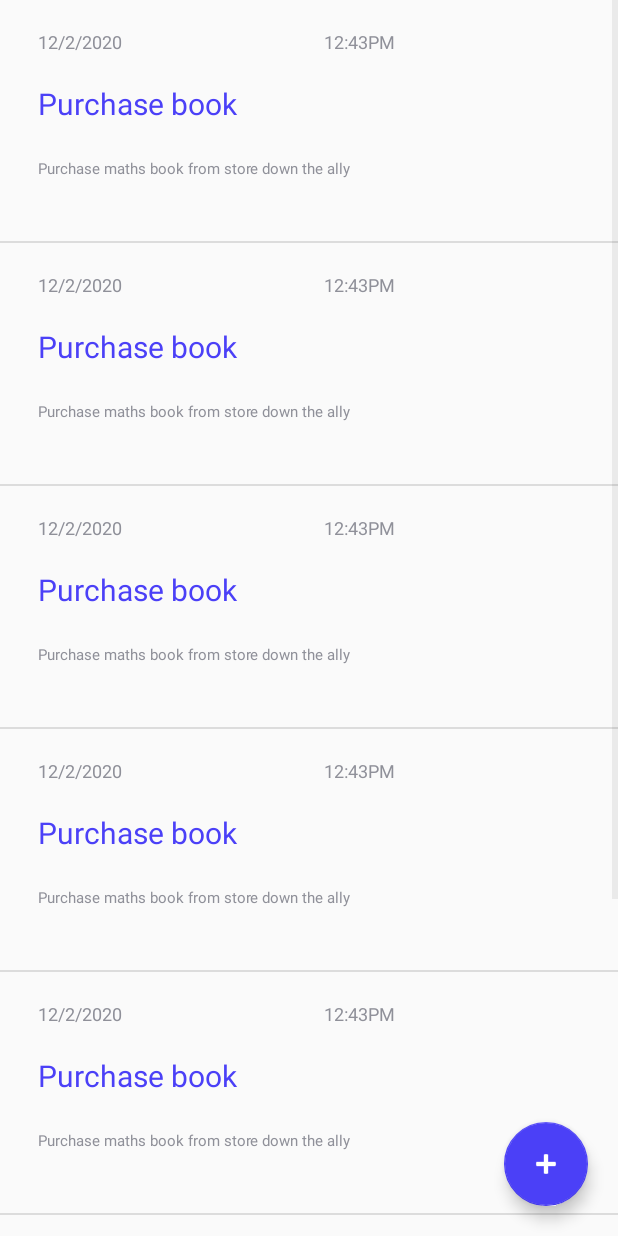
After one commit to riotgage/Student-DigiAssist, an Android app: the Reminders screen opened directly, with no data from a screen before it, on a phone screen of 412 x 824 dp. The commit adds this screen. Run offline under Robolectric (Android 15) with nearby library versions, the phone set to English and light mode, and no system bars.

Commit message:
Completed Reminder Page ,Add reminder Activity Still remaining

```diff
--- a/app/src/main/java/com/example/student_digiassist/MainActivity.java
+++ b/app/src/main/java/com/example/student_digiassist/MainActivity.java
@@ -8,16 +8,37 @@ import android.os.Bundle;
 import android.view.View;
 
 import com.example.student_digiassist.competition.Alerts;
+import com.example.student_digiassist.reminder.Reminders;
 
 
 public class MainActivity extends AppCompatActivity {
 
 
+    CardView Alerts;
+    CardView reminders;
     @Override
     protected void onCreate(Bundle savedInstanceState) {
         super.onCreate(savedInstanceState);
         setContentView(R.layout.activity_main);
+        Alerts=findViewById(R.id.alerts);
+        reminders=findViewById(R.id.reminder);
+        Alerts.setOnClickListener(new View.OnClickListener() {
+            @Override
+            public void onClick(View view) {
+                startActivity(new Intent(MainActivity.this,Alerts.class));
+            }
+        });
+        reminders.setOnClickListener(new View.OnClickListener() {
+            @Override
+            public void onClick(View view) {
+                startActivity(new Intent(MainActivity.this, Reminders.class));
+
+            }
+        });
+
+
     }
+
 
     public void notesScreen(View view) {
         startActivity(new Intent(MainActivity.this, notes.class));
--- /dev/null
+++ b/app/src/main/java/com/example/student_digiassist/reminder/ReminderAdapter.java
@@ -0,0 +1,64 @@
+package com.example.student_digiassist.reminder;
+
+import android.content.Context;
+import android.view.LayoutInflater;
+import android.view.View;
+import android.view.ViewGroup;
+import android.widget.ArrayAdapter;
+import android.widget.ListView;
+import android.widget.TextView;
+
+import com.example.student_digiassist.R;
+
+import org.w3c.dom.Text;
+
+import java.util.ArrayList;
+
+class ReminderAdapter extends ArrayAdapter<reminderModel> {
+
+    private Context mcontext;
+    ArrayList<reminderModel> reminderList;
+
+    private static class ViewHolder{
+        TextView date;
+        TextView title;
+        TextView desc;
+        TextView time;
+    }
+    public ReminderAdapter(Context mcontext, ArrayList<reminderModel> reminderList) {
+        super(mcontext, R.layout.row_item,reminderList);
+        this.mcontext = mcontext;
+        this.reminderList = reminderList;
+    }
+
+    @Override
+    public View getView(int position, View convertView, ViewGroup parent) {
+        reminderModel dataModel = getItem(position);
+        ViewHolder viewHolder;
+
+        final View result;
+
+        if (convertView == null) {
+
+            viewHolder = new ViewHolder();
+            LayoutInflater inflater = LayoutInflater.from(getContext());
+            convertView = inflater.inflate(R.layout.row_item, parent, false);
+            viewHolder.title = convertView.findViewById(R.id.title);
+            viewHolder.date = convertView.findViewById(R.id.date);
+            viewHolder.desc = convertView.findViewById(R.id.description);
+            viewHolder.time=convertView.findViewById(R.id.time);
+            result=convertView;
+
+            convertView.setTag(viewHolder);
+        } else {
+            viewHolder = (ViewHolder) convertView.getTag();
+            result=convertView;
+        }
+
+        viewHolder.title.setText(dataModel.getTitle());
+        viewHolder.date.setText(dataModel.getDate());
+        viewHolder.desc.setText(dataModel.getDesc());
+        viewHolder.time.setText(dataModel.getTime());
+        return convertView;
+    }
+}
--- /dev/null
+++ b/app/src/main/java/com/example/student_digiassist/reminder/Reminders.java
@@ -0,0 +1,50 @@
+package com.example.student_digiassist.reminder;
+import androidx.appcompat.app.AppCompatActivity;
+
+import android.content.Intent;
+import android.os.Bundle;
+import android.view.View;
+import android.widget.ListView;
+
+import com.example.student_digiassist.R;
+import com.google.android.material.floatingactionbutton.FloatingActionButton;
+
+import java.util.ArrayList;
+
+public class Reminders extends AppCompatActivity {
+
+    ArrayList<reminderModel> reminderList;
+    ListView listView;
+    private static ReminderAdapter adapter;
+    FloatingActionButton add_reminder;
+    @Override
+    protected void onCreate(Bundle savedInstanceState) {
+        super.onCreate(savedInstanceState);
+        setContentView(R.layout.activity_reminders);
+
+        reminderList=new ArrayList<>();
+        reminderList.add(new reminderModel("12/2/2020","Purchase book","Purchase maths book from store down the ally","12:43PM"));
+        reminderList.add(new reminderModel("12/2/2020","Purchase book","Purchase maths book from store down the ally","12:43PM"));
+        reminderList.add(new reminderModel("12/2/2020","Purchase book","Purchase maths book from store down the ally","12:43PM"));
+        reminderList.add(new reminderModel("12/2/2020","Purchase book","Purchase maths book from store down the ally","12:43PM"));
+        reminderList.add(new reminderModel("12/2/2020","Purchase book","Purchase maths book from store down the ally","12:43PM"));
+        reminderList.add(new reminderModel("12/2/2020","Purchase book","Purchase maths book from store down the ally","12:43PM"));
+        reminderList.add(new reminderModel("12/2/2020","Purchase book","Purchase maths book from store down the ally","12:43PM"));
+
+        listView=findViewById(R.id.list);
+        add_reminder=findViewById(R.id.add_reminder);
+
+        adapter=new ReminderAdapter(getApplicationContext(),reminderList);
+        listView.setAdapter(adapter);
+
+        adapter.notifyDataSetChanged();
+
+        add_reminder.setOnClickListener(new View.OnClickListener() {
+            @Override
+            public void onClick(View view) {
+                startActivity(new Intent(Reminders.this, SetReminder.class));
+
+            }
+        });
+    }
+}
--- /dev/null
+++ b/app/src/main/java/com/example/student_digiassist/reminder/SetReminder.java
@@ -0,0 +1,16 @@
+package com.example.student_digiassist.reminder;
+
+import androidx.appcompat.app.AppCompatActivity;
+
+import android.os.Bundle;
+
+import com.example.student_digiassist.R;
+
+public class SetReminder extends AppCompatActivity {
+
+    @Override
+    protected void onCreate(Bundle savedInstanceState) {
+        super.onCreate(savedInstanceState);
+        setContentView(R.layout.set_reminder);
+    }
+}
--- /dev/null
+++ b/app/src/main/java/com/example/student_digiassist/reminder/reminderModel.java
@@ -0,0 +1,50 @@
+package com.example.student_digiassist.reminder;
+
+public class reminderModel {
+    String date;
+    String Title;
+    String desc;
+    String time;
+
+    public String getTime() {
+        return time;
+    }
+
+    public void setTime(String time) {
+        this.time = time;
+    }
+
+    public reminderModel() {
+    }
+
+    public reminderModel(String date, String title, String desc,String time) {
+        this.date = date;
+        Title = title;
+        this.desc = desc;
+        this.time=time;
+    }
+
+    public String getDate() {
+        return date;
+    }
+
+    public void setDate(String date) {
+        this.date = date;
+    }
+
+    public String getTitle() {
+        return Title;
+    }
+
+    public void setTitle(String title) {
+        Title = title;
+    }
+
+    public String getDesc() {
+        return desc;
+    }
+
+    public void setDesc(String desc) {
+        this.desc = desc;
+    }
+}
--- /dev/null
+++ b/app/src/main/res/layout/activity_add_reminder.xml
@@ -0,0 +1,9 @@
+<?xml version="1.0" encoding="utf-8"?>
+<androidx.constraintlayout.widget.ConstraintLayout xmlns:android="http://schemas.android.com/apk/res/android"
+    xmlns:app="http://schemas.android.com/apk/res-auto"
+    xmlns:tools="http://schemas.android.com/tools"
+    android:layout_width="match_parent"
+    android:layout_height="match_parent"
+    tools:context=".reminder.SetReminder">
+
+</androidx.constraintlayout.widget.ConstraintLayout>
--- a/app/src/main/res/layout/activity_alerts.xml
+++ b/app/src/main/res/layout/activity_alerts.xml
@@ -2,6 +2,7 @@
 <RelativeLayout
     xmlns:android="http://schemas.android.com/apk/res/android" android:layout_width="match_parent"
     android:layout_height="match_parent">
+
 
     <androidx.recyclerview.widget.RecyclerView
         android:id="@+id/recycler_view"
--- a/app/src/main/res/layout/activity_main.xml
+++ b/app/src/main/res/layout/activity_main.xml
@@ -92,6 +92,7 @@
                 android:layout_columnWeight="1"
                 android:layout_rowWeight="1"
                 app:cardElevation="60dp"
+                android:id="@+id/reminder"
                 app:cardCornerRadius="12dp"
                 android:layout_margin="12dp">
                 <LinearLayout
--- a/app/src/main/res/layout/reminder_home.xml
+++ b/app/src/main/res/layout/activity_reminders.xml
@@ -1,32 +1,30 @@
 <?xml version="1.0" encoding="utf-8"?>
-<androidx.constraintlayout.widget.ConstraintLayout
+<RelativeLayout
     xmlns:android="http://schemas.android.com/apk/res/android"
     xmlns:app="http://schemas.android.com/apk/res-auto"
     xmlns:tools="http://schemas.android.com/tools"
     android:layout_width="match_parent"
     android:layout_height="match_parent">
 
-    <androidx.recyclerview.widget.RecyclerView
-        android:id="@+id/reminderview"
-        android:layout_width="409dp"
-        android:layout_height="729dp"
-        app:layout_constraintBottom_toBottomOf="parent"
-        app:layout_constraintEnd_toEndOf="parent"
-        app:layout_constraintStart_toStartOf="parent"
-        app:layout_constraintTop_toTopOf="parent" />
+    <ListView
+        android:id="@+id/list"
+        android:layout_width="wrap_content"
+        android:layout_height="match_parent"
+        />
+
 
     <com.google.android.material.floatingactionbutton.FloatingActionButton
         android:id="@+id/add_reminder"
         android:layout_width="wrap_content"
         android:layout_height="wrap_content"
-        android:layout_marginEnd="32dp"
-        android:layout_marginRight="32dp"
-        android:layout_marginBottom="32dp"
         android:clickable="true"
         android:tint="#FFFFFF"
         app:backgroundTint="#4B40F7"
+        android:layout_alignParentRight="true"
+        android:layout_alignParentBottom="true"
+        android:layout_margin="20dp"
         app:layout_constraintBottom_toBottomOf="parent"
         app:layout_constraintEnd_toEndOf="parent"
         app:srcCompat="@android:drawable/ic_input_add"
         android:focusable="true" />
-</androidx.constraintlayout.widget.ConstraintLayout>
+</RelativeLayout>
--- /dev/null
+++ b/app/src/main/res/layout/row_item.xml
@@ -0,0 +1,67 @@
+<?xml version="1.0" encoding="utf-8"?>
+<RelativeLayout
+    xmlns:android="http://schemas.android.com/apk/res/android" android:layout_width="match_parent"
+    android:layout_height="wrap_content"
+    android:padding="5dp"
+    android:layout_margin="5dp">
+
+   <LinearLayout
+
+       android:layout_margin="10dp"
+       android:orientation="vertical"
+       android:weightSum="5"
+       android:layout_width="match_parent"
+       android:layout_height="130dp">
+       <LinearLayout
+           android:weightSum="2"
+           android:orientation="horizontal"
+           android:layout_width="match_parent"
+           android:layout_height="0dp"
+           android:layout_weight="1">
+           <TextView
+               android:layout_weight="1"
+               android:id="@+id/date"
+               android:textSize="12sp"
+               android:layout_width="match_parent"
+               android:layout_height="match_parent"
+               android:paddingHorizontal="10dp"
+               android:gravity="center_vertical"
+               android:text="12/10/2020">
+           </TextView>
+           <TextView
+               android:layout_weight="1"
+               android:id="@+id/time"
+               android:textSize="12sp"
+               android:layout_width="match_parent"
+               android:layout_height="match_parent"
+               android:paddingHorizontal="10dp"
+               android:gravity="center_vertical"
+               android:text="12:43AM">
+           </TextView>
+       </LinearLayout>
+
+        <TextView
+            android:id="@+id/title"
+            android:textColor="@color/colorPrimaryDark"
+            android:text="Title"
+            android:layout_marginTop="5dp"
+            android:padding="10dp"
+            android:textSize="20sp"
+            android:layout_width="match_parent"
+            android:layout_height="0dp"
+            android:layout_weight="2">
+
+        </TextView>
+
+       <TextView
+           android:id="@+id/description"
+           android:text="Description"
+           android:textSize="10sp"
+           android:padding="10dp"
+           android:layout_width="match_parent"
+           android:layout_height="0dp"
+           android:layout_weight="2"
+           >
+       </TextView>
+    </LinearLayout>
+</RelativeLayout>
```
Also changed, not shown: app/src/main/AndroidManifest.xml (+5 -4 lines), 1 other file.
